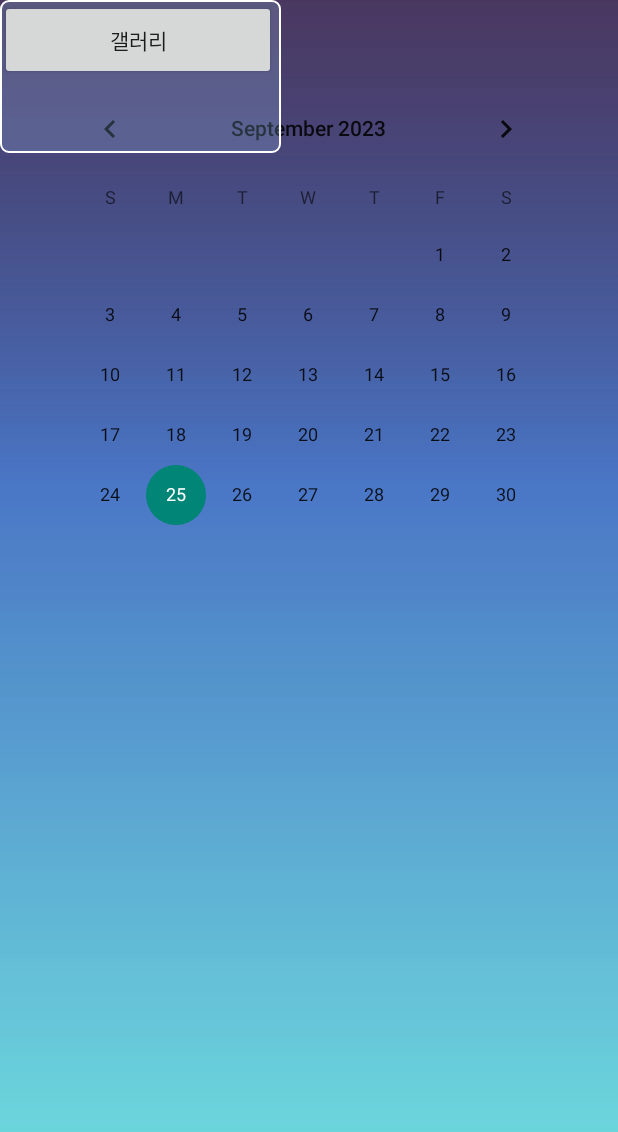
After one commit to najsnsj/TodayClothes, an Android app: the donghyuktest screen opened directly, with no data from a screen before it, on a phone screen of 412 x 824 dp. The commit adds this screen. Shown: the top 1132 px of the screen. Run offline under Robolectric (Android 15) with nearby library versions, the phone set to English and light mode, and no system bars.

Commit message:
최동혁 캘린더 기능 추가

```diff
--- a/app/build.gradle
+++ b/app/build.gradle
@@ -34,6 +34,7 @@ dependencies {
     implementation 'androidx.appcompat:appcompat:1.2.0'
     implementation 'androidx.constraintlayout:constraintlayout:2.0.2'
     implementation 'androidx.legacy:legacy-support-v4:1.0.0'
+    implementation 'com.google.android.material:material:1.4.0'
     testImplementation 'junit:junit:4.12'
     androidTestImplementation 'androidx.test.ext:junit:1.1.2'
     androidTestImplementation 'androidx.test.espresso:espresso-core:3.3.0'
--- /dev/null
+++ b/app/src/main/res/drawable/baseline_calendar_month_24.xml
@@ -0,0 +1,5 @@
+<vector android:height="24dp" android:tint="#83BF34"
+    android:viewportHeight="24" android:viewportWidth="24"
+    android:width="24dp" xmlns:android="http://schemas.android.com/apk/res/android">
+    <path android:fillColor="@android:color/white" android:pathData="M19,4h-1V2h-2v2H8V2H6v2H5C3.89,4 3.01,4.9 3.01,6L3,20c0,1.1 0.89,2 2,2h14c1.1,0 2,-0.9 2,-2V6C21,4.9 20.1,4 19,4zM19,20H5V10h14V20zM9,14H7v-2h2V14zM13,14h-2v-2h2V14zM17,14h-2v-2h2V14zM9,18H7v-2h2V18zM13,18h-2v-2h2V18zM17,18h-2v-2h2V18z"/>
+</vector>
--- /dev/null
+++ b/app/src/main/res/layout/activity_donghyuktest.xml
@@ -0,0 +1,152 @@
+<?xml version="1.0" encoding="utf-8"?>
+<androidx.constraintlayout.widget.ConstraintLayout xmlns:android="http://schemas.android.com/apk/res/android"
+    xmlns:app="http://schemas.android.com/apk/res-auto"
+    xmlns:tools="http://schemas.android.com/tools"
+    android:layout_width="match_parent"
+    android:layout_height="match_parent"
+    android:orientation="vertical"
+    android:background="@drawable/background"
+    tools:context=".Fragment.donghyuktest">
+
+
+
+
+    <CalendarView
+        android:id="@+id/calendarView"
+        android:layout_width="wrap_content"
+        android:layout_height="wrap_content"
+        android:layout_marginStart="8dp"
+        android:layout_marginLeft="8dp"
+        android:layout_marginTop="8dp"
+        android:layout_marginEnd="8dp"
+        android:layout_marginRight="8dp"
+        app:layout_constraintEnd_toEndOf="parent"
+        app:layout_constraintHorizontal_bias="0.488"
+        app:layout_constraintStart_toStartOf="parent"
+        app:layout_constraintTop_toBottomOf="@+id/textView3" />
+
+    <TextView
+        android:id="@+id/diaryTextView"
+        android:layout_width="0dp"
+        android:layout_height="wrap_content"
+        android:layout_marginStart="8dp"
+        android:layout_marginLeft="8dp"
+        android:layout_marginTop="16dp"
+        android:layout_marginEnd="8dp"
+        android:layout_marginRight="8dp"
+        android:gravity="center"
+        android:textAppearance="@style/TextAppearance.AppCompat.Large"
+        app:layout_constraintEnd_toEndOf="parent"
+        app:layout_constraintStart_toStartOf="parent"
+        app:layout_constraintTop_toBottomOf="@+id/calendarView" />
+
+    <EditText
+        android:id="@+id/contextEditText"
+        android:layout_width="0dp"
+        android:layout_height="116dp"
+        android:layout_marginStart="8dp"
+        android:layout_marginLeft="8dp"
+        android:layout_marginTop="16dp"
+        android:layout_marginEnd="8dp"
+        android:layout_marginRight="8dp"
+        android:ems="10"
+        android:hint="오늘의 옷을 미리 정해보세요"
+        android:inputType="textMultiLine"
+        android:visibility="invisible"
+        app:layout_constraintEnd_toEndOf="parent"
+        app:layout_constraintStart_toStartOf="parent"
+        app:layout_constraintTop_toBottomOf="@+id/diaryTextView" />
+
+
+    <TextView
+        android:id="@+id/textView2"
+        android:layout_width="178dp"
+        android:layout_height="100dp"
+        android:layout_marginStart="8dp"
+        android:layout_marginEnd="8dp"
+        android:visibility="invisible"
+        app:layout_constraintBottom_toBottomOf="@+id/contextEditText"
+        app:layout_constraintEnd_toEndOf="parent"
+        app:layout_constraintHorizontal_bias="0.019"
+        app:layout_constraintStart_toStartOf="@+id/contextEditText"
+        app:layout_constraintTop_toTopOf="@+id/contextEditText"
+        app:layout_constraintVertical_bias="0.562" />
+
+    <TextView
+        android:id="@+id/textView3"
+        android:layout_width="0dp"
+        android:layout_height="wrap_content"
+        android:visibility="invisible"
+        android:layout_marginStart="8dp"
+        android:layout_marginTop="8dp"
+        android:layout_marginEnd="8dp"
+        android:gravity="center"
+        android:text="오늘의 옷 캘린더"
+        android:textAppearance="@style/TextAppearance.AppCompat.Large"
+        android:textColor="#9E28B3"
+        android:textSize="24sp"
+        android:textStyle="bold"
+        app:layout_constraintEnd_toEndOf="parent"
+        app:layout_constraintStart_toStartOf="parent"
+        app:layout_constraintTop_toTopOf="parent" />
+
+    <Button
+        android:id="@+id/save_Btn"
+        android:layout_width="0dp"
+        android:layout_height="wrap_content"
+        android:layout_marginStart="8dp"
+        android:layout_marginLeft="8dp"
+        android:layout_marginTop="16dp"
+        android:layout_marginEnd="8dp"
+        android:layout_marginRight="8dp"
+        android:layout_marginBottom="20dp"
+        android:text="저장"
+        android:visibility="invisible"
+        app:layout_constraintEnd_toEndOf="parent"
+        app:layout_constraintStart_toStartOf="parent"
+        app:layout_constraintTop_toBottomOf="@+id/contextEditText" />
+
+
+    <Button
+        android:id="@+id/cha_Btn"
+        android:layout_width="180dp"
+        android:layout_height="wrap_content"
+        android:layout_marginStart="8dp"
+        android:layout_marginEnd="8dp"
+        android:text="수정"
+        android:visibility="invisible"
+        app:layout_constraintBaseline_toBaselineOf="@+id/save_Btn"
+        app:layout_constraintEnd_toStartOf="@+id/del_Btn"
+        app:layout_constraintStart_toStartOf="parent" />
+
+    <Button
+        android:id="@+id/del_Btn"
+        android:layout_width="176dp"
+        android:layout_height="wrap_content"
+        android:layout_marginEnd="8dp"
+        android:layout_marginRight="8dp"
+        android:text="삭제"
+        android:visibility="invisible"
+        app:layout_constraintBaseline_toBaselineOf="@+id/cha_Btn"
+        app:layout_constraintEnd_toEndOf="@+id/save_Btn"/>
+
+    <ImageView
+        android:id="@+id/imageView"
+        android:layout_width="187dp"
+        android:layout_height="102dp"
+        android:src="@drawable/background_temp"
+        tools:layout_editor_absoluteX="211dp"
+        tools:layout_editor_absoluteY="459dp"
+        tools:ignore="MissingConstraints" />
+
+    <Button
+        android:id="@+id/gallery_Btn"
+        android:layout_width="184dp"
+        android:layout_height="53dp"
+        android:text="갤러리"
+        tools:layout_editor_absoluteX="15dp"
+        tools:layout_editor_absoluteY="641dp"
+        tools:ignore="MissingConstraints" />
+
+
+</androidx.constraintlayout.widget.ConstraintLayout>
```
Also changed, not shown: app/src/main/AndroidManifest.xml (+18 -14 lines), app/src/main/java/com/han/total/Activity/MainActivity.java (+27 -0 lines), app/src/main/java/com/han/total/Fragment/donghyuktest.java (added, +292 -0 lines), app/src/main/java/com/han/total/Fragment/fragment_tab0529.java (added, +37 -0 lines), app/src/main/res/layout/activity_main.xml (+24 -0 lines), app/src/main/res/layout/fragment_tab0529.xml (added, +25 -0 lines).
